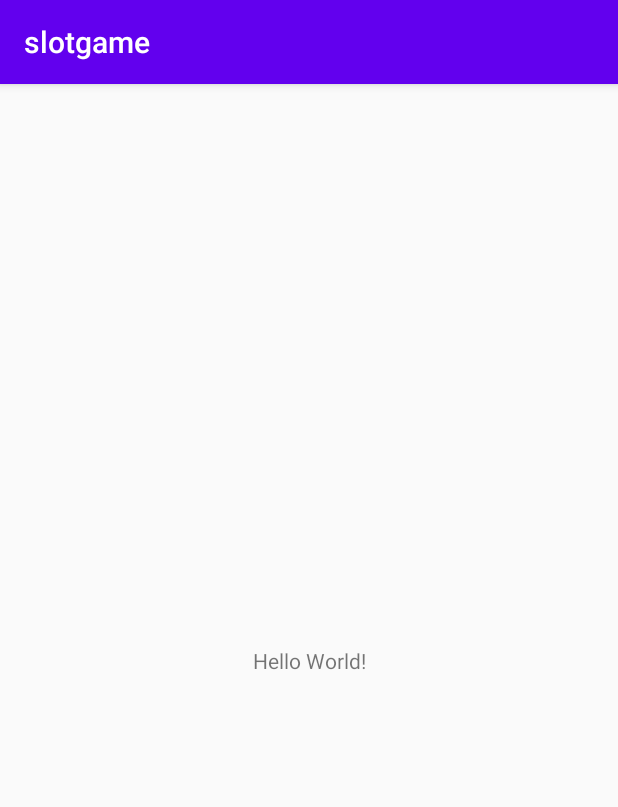
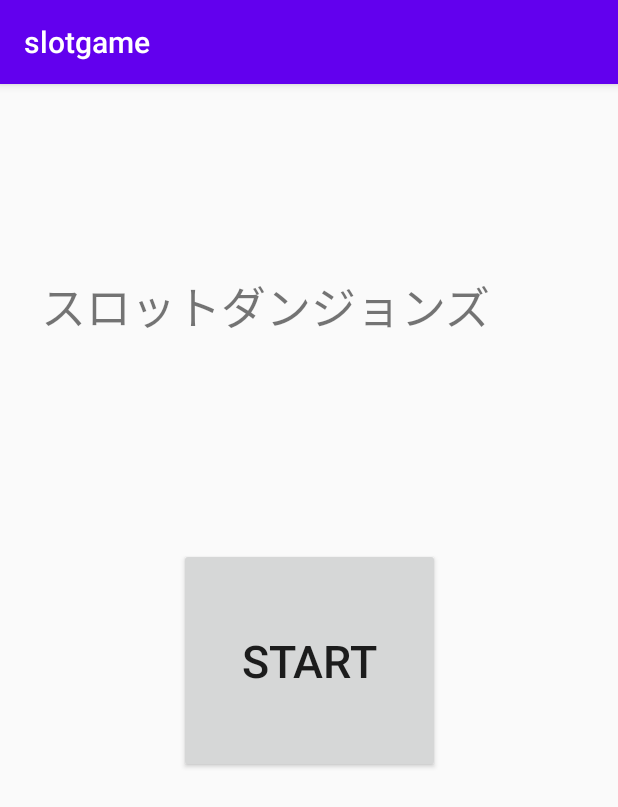
Before and after one commit to konan-pbl-2021/slotgame, an Android app: the screen it shows after launch (MainActivity), on a phone screen of 412 x 824 dp. Shown: the top 807 px of the screen. Run offline under Robolectric (Android 15) with nearby library versions, the phone set to English and light mode, and no system bars.

Commit message:
一枚目 二枚目途中

```diff
--- a/app/src/main/AndroidManifest.xml
+++ b/app/src/main/AndroidManifest.xml
@@ -9,6 +9,7 @@
         android:roundIcon="@mipmap/ic_launcher_round"
         android:supportsRtl="true"
         android:theme="@style/AppTheme">
+        <activity android:name=".MainActivity2"></activity>
         <activity android:name=".MainActivity">
             <intent-filter>
                 <action android:name="android.intent.action.MAIN" />
--- a/app/src/main/java/com/example/slotgame/MainActivity.java
+++ b/app/src/main/java/com/example/slotgame/MainActivity.java
@@ -2,7 +2,10 @@ package com.example.slotgame;
 
 import androidx.appcompat.app.AppCompatActivity;
 
+import android.content.Intent;
 import android.os.Bundle;
+import android.view.View;
+import android.widget.Button;
 
 public class MainActivity extends AppCompatActivity {
 
@@ -10,5 +13,14 @@ public class MainActivity extends AppCompatActivity {
     protected void onCreate(Bundle savedInstanceState) {
         super.onCreate(savedInstanceState);
         setContentView(R.layout.activity_main);
+        Button startButton = (Button)findViewById(R.id.start);
+        startButton.setOnClickListener(new View.OnClickListener(){
+            public void onClick(View v){
+                Intent intent = new Intent(MainActivity.this, select.class);
+                startActivity(intent);
+            }
+        });
     }
+
+
 }
--- a/app/src/main/res/layout/activity_main.xml
+++ b/app/src/main/res/layout/activity_main.xml
@@ -7,12 +7,26 @@
     tools:context=".MainActivity">
 
     <TextView
-        android:layout_width="wrap_content"
-        android:layout_height="wrap_content"
-        android:text="Hello World!"
+        android:id="@+id/rogo2"
+        android:layout_width="331dp"
+        android:layout_height="170dp"
+        android:text="スロットダンジョンズ"
+        android:textSize="30sp"
         app:layout_constraintBottom_toBottomOf="parent"
-        app:layout_constraintLeft_toLeftOf="parent"
-        app:layout_constraintRight_toRightOf="parent"
+        app:layout_constraintEnd_toEndOf="parent"
+        app:layout_constraintHorizontal_bias="0.338"
+        app:layout_constraintStart_toStartOf="parent"
+        app:layout_constraintTop_toTopOf="parent"
+        app:layout_constraintVertical_bias="0.21" />
+
+    <Button
+        android:id="@+id/start"
+        android:layout_width="174dp"
+        android:layout_height="150dp"
+        android:text="start"
+        android:textSize="30sp"
+        app:layout_constraintBottom_toBottomOf="parent"
+        app:layout_constraintEnd_toEndOf="parent"
+        app:layout_constraintStart_toStartOf="parent"
         app:layout_constraintTop_toTopOf="parent" />
-
 </androidx.constraintlayout.widget.ConstraintLayout>
```
